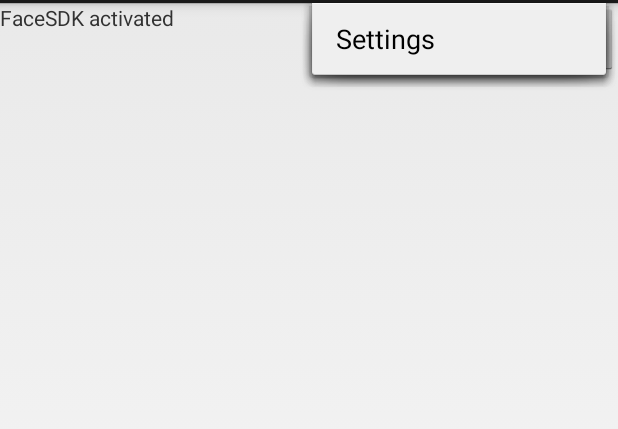
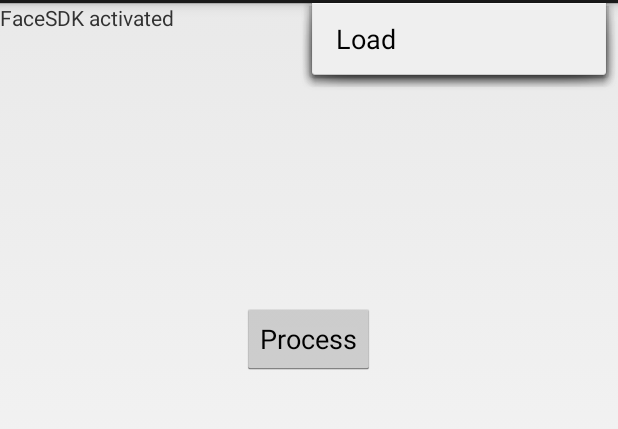
Before and after one commit to djnotes/FaceSDK_FacialFeatures, an Android app: the screen it shows after launch (MainActivity), with the options menu open, on a phone screen of 412 x 824 dp, the part 69-498 px from its top. Run offline under Robolectric (Android 15) with nearby library versions, the phone set to English and light mode, and no system bars; 5 statements that could not run were skipped.

Commit message:
Some changes

```diff
--- a/app/src/main/AndroidManifest.xml
+++ b/app/src/main/AndroidManifest.xml
@@ -3,6 +3,7 @@
     package="com.example.facialfeatures" >
 
 	<uses-permission android:name="android.permission.WRITE_EXTERNAL_STORAGE" />
+    <uses-permission android:name="android.permission.READ_EXTERNAL_STORAGE"/>
 
     <application
         android:allowBackup="true"
--- a/app/src/main/java/com/example/facialfeatures/MainActivity.java
+++ b/app/src/main/java/com/example/facialfeatures/MainActivity.java
@@ -7,6 +7,7 @@ package com.example.facialfeatures;
 
 import android.Manifest;
 import android.content.pm.PackageManager;
+import android.graphics.Bitmap;
 import android.os.AsyncTask;
 import android.os.Bundle;
 import android.app.Activity;
@@ -14,24 +15,30 @@ import android.support.v4.app.ActivityCompat;
 import android.support.v4.content.ContextCompat;
 import android.util.Log;
 import android.view.Menu;
+import android.view.MenuItem;
+import android.widget.ImageView;
 import android.widget.TextView;
-import android.view.View;
 import android.widget.Button;
 import android.content.Intent;
 import android.database.Cursor;
 import android.graphics.BitmapFactory;
 import android.net.Uri;
 import android.provider.MediaStore;
-import com.example.facialfeatures.R;
+
 import com.luxand.FSDK;
 import com.luxand.FSDK.*;
 
 public class MainActivity extends Activity {
     private static final String[] PERMISSIONS = new String[] {Manifest.permission.WRITE_EXTERNAL_STORAGE, Manifest.permission.READ_EXTERNAL_STORAGE};
     private static final int REQUEST_CODE = 100;
+	private static final String TAG = "MainActivity";
 	protected HImage oldpicture;
 	private static int RESULT_LOAD_IMAGE = 1;
 	protected boolean processing;
+	ImageView normalImage;
+	// Adding button
+	Button process;
+	private TextView infoText;
 
 
 	// Subclass for async processing of FaceSDK functions.
@@ -71,12 +78,12 @@ public class MainActivity extends Activity {
 
 		@Override
 		protected void onPostExecute(String resultstring) {
-			TextView tv = (TextView) findViewById(R.id.textView1);
+			TextView tv = (TextView) findViewById(R.id.infoText);
 
 			if (result != FSDK.FSDKE_OK)
 				return;
 
-			FaceImageView imageView = (FaceImageView) findViewById(R.id.imageView1);
+			FaceImageView imageView = (FaceImageView) findViewById(R.id.faceImageView);
 
 			imageView.setImageBitmap(BitmapFactory.decodeFile(picturePath));
 
@@ -110,10 +117,12 @@ public class MainActivity extends Activity {
 
     @Override
     protected void onCreate(Bundle savedInstanceState) {
+
 		processing = true; //prevent user from pushing the button while initializing
 
 		super.onCreate(savedInstanceState);
 		setContentView(R.layout.activity_main); //using res/layout/activity_main.xml
+
 
 		//Check storage permissions
 		if(ContextCompat.checkSelfPermission(MainActivity.this, Manifest.permission.WRITE_EXTERNAL_STORAGE) !=
@@ -121,7 +130,9 @@ public class MainActivity extends Activity {
 			ActivityCompat.requestPermissions(this, PERMISSIONS, REQUEST_CODE);
 		}
 
-        TextView tv = (TextView) findViewById(R.id.textView1);
+		infoText = (TextView) findViewById(R.id.infoText);
+		normalImage = findViewById(R.id.normalImage);
+		process = (Button) findViewById(R.id.process);
 
 		try {
 			int res = FSDK.ActivateLibrary(getString(R.string.fsdk_license));
@@ -130,27 +141,15 @@ public class MainActivity extends Activity {
 			FSDK.SetFaceDetectionThreshold(5);
 
 			if (res == FSDK.FSDKE_OK) {
-	        	tv.setText("FaceSDK activated\n");
+				infoText.setText("FaceSDK activated\n");
 			} else {
-	        	tv.setText("Error activating FaceSDK: " + res + "\n");
+				infoText.setText("Error activating FaceSDK: " + res + "\n");
 			}
 		}
     	catch (Exception e) {
-    		tv.setText("exception " + e.getMessage());
+			infoText.setText("exception " + e.getMessage());
 		}
 
-        // Adding button
-        Button buttonLoadImage1 = (Button) findViewById(R.id.buttonLoadImage);
-        buttonLoadImage1.setOnClickListener(new View.OnClickListener() {
-			@Override
-			public void onClick(View arg) {
-				if (!processing) {
-					processing = true;
-					Intent i = new Intent(Intent.ACTION_PICK, android.provider.MediaStore.Images.Media.EXTERNAL_CONTENT_URI);
-					startActivityForResult(i, RESULT_LOAD_IMAGE);
-				}
-			}
-		});
 
         processing = false;
     }
@@ -163,20 +162,42 @@ public class MainActivity extends Activity {
     }
 
 	@Override
+	public boolean onOptionsItemSelected(MenuItem item) {
+		switch(item.getItemId()){
+			case R.id.menu_load:
+				if (!processing) {
+					processing = true;
+					Intent i = new Intent(Intent.ACTION_PICK, android.provider.MediaStore.Images.Media.EXTERNAL_CONTENT_URI);
+					startActivityForResult(i, RESULT_LOAD_IMAGE);
+				}
+
+				break;
+		}
+		return super.onOptionsItemSelected(item);
+
+	}
+
+	@Override
     protected void onActivityResult(int requestCode, int resultCode, Intent data) {
     	super.onActivityResult(requestCode, resultCode, data);
 
 		if (requestCode == RESULT_LOAD_IMAGE && resultCode == RESULT_OK && null != data) {
 			Uri selectedImage = data.getData();
 			String[] filePathColumn = { MediaStore.Images.Media.DATA };
+			Log.d(TAG, "onActivityResult: Image uri: " + selectedImage.toString());
 
 			Cursor cursor = getContentResolver().query(selectedImage, filePathColumn, null, null, null);
 			cursor.moveToFirst();
 			int columnIndex = cursor.getColumnIndex(filePathColumn[0]);
 			String picturePath = cursor.getString(columnIndex);
+
+			Log.d(TAG, "onActivityResult: picturePath: " + picturePath);
 			cursor.close();
 
-			TextView tv = (TextView) findViewById(R.id.textView1);
+			Bitmap bitmap = BitmapFactory.decodeFile(picturePath);
+			normalImage.setImageBitmap(bitmap);
+
+			TextView tv = (TextView) findViewById(R.id.infoText);
 	        tv.setText("processing...");
 			new DetectFaceInBackground().execute(picturePath);
 		} else {
--- a/app/src/main/res/layout/activity_main.xml
+++ b/app/src/main/res/layout/activity_main.xml
@@ -5,16 +5,25 @@
     tools:context=".MainActivity" >
 
     <com.example.facialfeatures.FaceImageView
-        android:id="@+id/imageView1"
-        android:layout_width="wrap_content"
-        android:layout_height="wrap_content"
-        android:layout_alignParentBottom="true"
+        android:id="@+id/faceImageView"
+        android:layout_width="@dimen/img_width"
+        android:layout_height="@dimen/img_height"
         android:layout_alignParentRight="true"
-        android:layout_marginBottom="19dp"
-        android:layout_marginRight="20dp" />
+        android:layout_alignParentLeft="true"
+        android:layout_below="@id/process"
+        />
+    <ImageView
+        android:id="@+id/normalImage"
+        android:layout_width="@dimen/img_width"
+        android:layout_height="@dimen/img_height"
+        android:layout_alignParentLeft="true"
+        android:layout_alignParentRight="true"
+        android:layout_alignParentTop="true"
+
+        />
 
     <TextView
-        android:id="@+id/textView1"
+        android:id="@+id/infoText"
         android:layout_width="wrap_content"
         android:layout_height="wrap_content"
         android:layout_alignParentLeft="true"
@@ -22,11 +31,11 @@
         android:text="TextView" />
 
     <Button
-        android:id="@+id/buttonLoadImage"
+        android:id="@+id/process"
         android:layout_width="wrap_content"
         android:layout_height="wrap_content"
-        android:layout_alignParentRight="true"
-        android:layout_alignParentTop="true"
-        android:text="Load" />
+        android:layout_below="@id/normalImage"
+        android:layout_centerHorizontal="true"
+        android:text="Process" />
 
 </RelativeLayout>
--- a/app/src/main/res/menu/activity_main.xml
+++ b/app/src/main/res/menu/activity_main.xml
@@ -1,9 +1,11 @@
-<menu xmlns:android="http://schemas.android.com/apk/res/android" >
+<menu xmlns:android="http://schemas.android.com/apk/res/android"
+    xmlns:app="http://schemas.android.com/apk/res-auto">
 
     <item
-        android:id="@+id/menu_settings"
+        android:id="@+id/menu_load"
         android:orderInCategory="100"
-        android:showAsAction="never"
-        android:title="@string/menu_settings"/>
+        app:showAsAction="ifRoom"
+        android:icon="@drawable/gallery"
+        android:title="@string/menu_load"/>
 
 </menu>
--- /dev/null
+++ b/app/src/main/res/values/dimens.xml
@@ -0,0 +1,5 @@
+<?xml version="1.0" encoding="utf-8"?>
+<resources>
+    <dimen name="img_width">300dp</dimen>
+    <dimen name="img_height">200dp</dimen>
+</resources>
--- a/app/src/main/res/values/strings.xml
+++ b/app/src/main/res/values/strings.xml
@@ -2,6 +2,6 @@
 <resources>
 
     <string name="app_name">FacialFeatures</string>
-    <string name="menu_settings">Settings</string>
+    <string name="menu_load">Load</string>
 
 </resources>
```
Also changed, not shown: app/src/main/res/drawable/gallery.png (added), 1 other file. Lines whose indentation alone changed are shown as unchanged.
